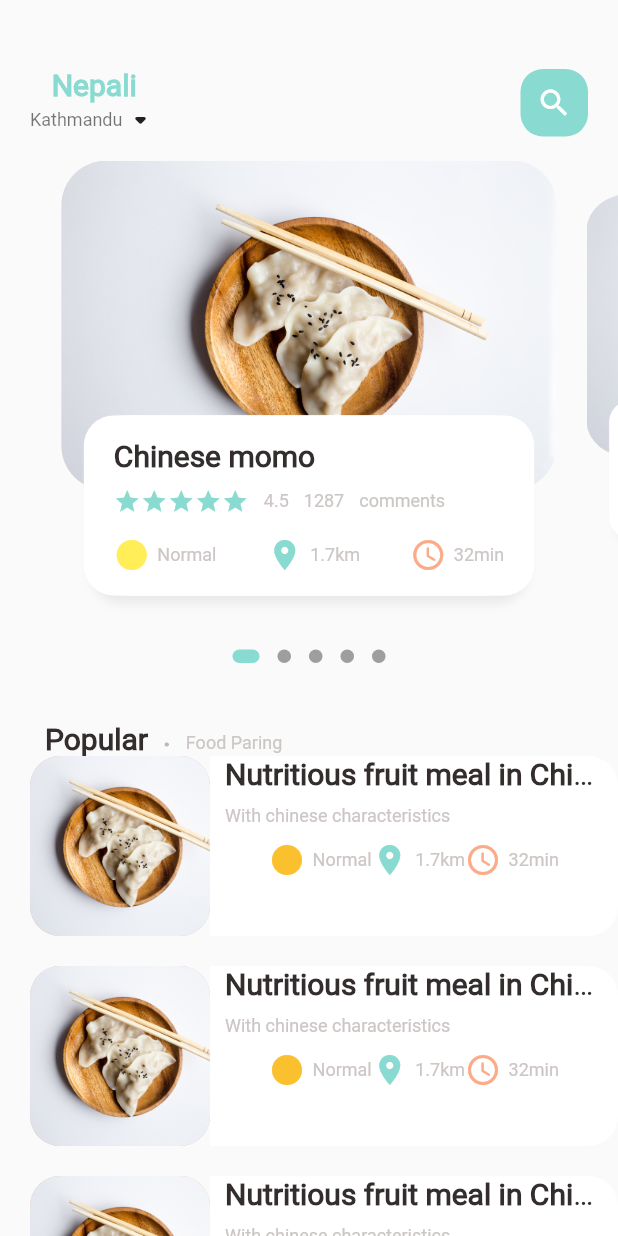
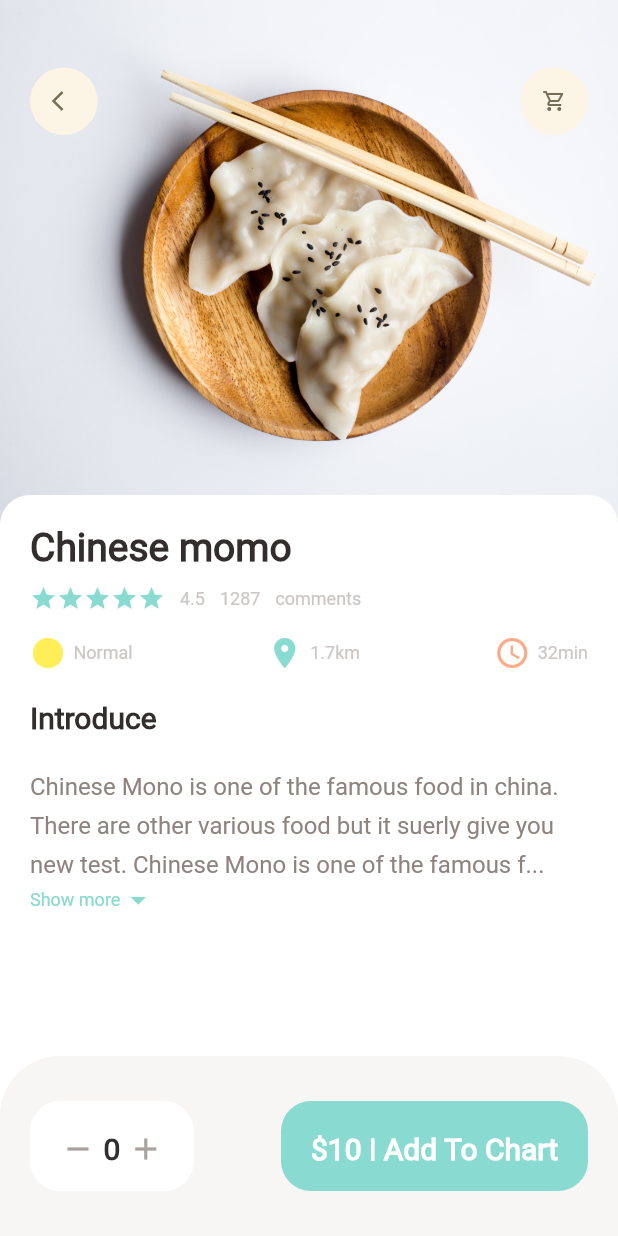
Before and after one commit to atomyongya/E-Commerse-Application, a Flutter app: the screen it shows after launch, on a phone screen of 412 x 824 dp. Run offline on Flutter 3.47's test engine with Material 2 defaults, Android fonts, the phone set to English and light mode, and no system bars; drawn by our look-alikes of dots_indicator; our stand-ins replace get.

Commit message:
Popular food  page is completed

```diff
--- a/frontend/lib/main.dart
+++ b/frontend/lib/main.dart
@@ -3,7 +3,9 @@ import "package:flutter/material.dart";
 import "package:get/get.dart";
 
 // Importing the dart file that we create
-import "./home/mainfoodpage.dart";
+// import "../pages/home/mainfoodpage.dart";
+import 'package:frontend/pages/food/popular_food_detail.dart';
+
 
 // Creating main() function from where compilation start.
 void main() {
@@ -23,7 +25,7 @@ class _FoodApplication extends State<FoodApplication> {
     return const GetMaterialApp(
       debugShowCheckedModeBanner: false,
       title: "Food Application",
-      home: MainFoodPage(),
+      home: PopularFoodDetail(),
     );
   }
 }
--- /dev/null
+++ b/frontend/lib/pages/food/popular_food_detail.dart
@@ -0,0 +1,135 @@
+import "package:flutter/material.dart";
+import 'package:frontend/utils/colors.dart';
+import 'package:frontend/utils/dimensions.dart';
+import 'package:frontend/widgets/app_column.dart';
+import 'package:frontend/widgets/app_icon.dart';
+import 'package:frontend/widgets/big_text.dart';
+import 'package:frontend/widgets/expanded_text_widget.dart';
+
+class PopularFoodDetail extends StatelessWidget {
+  const PopularFoodDetail({Key? key}) : super(key: key);
+
+  @override
+  Widget build(BuildContext context) {
+    return Scaffold(
+      backgroundColor: Colors.white,
+      body: Stack(
+        children: [
+          Positioned(
+            left: 0,
+            right: 0,
+            child: Container(
+              width: double.maxFinite,
+              height: Dimensions.popularFoodImgSize,
+              decoration: const BoxDecoration(
+                image: DecorationImage(
+                  fit: BoxFit.cover,
+                  image: AssetImage(
+                    "assets/images/food1.jpg",
+                  ),
+                ),
+              ),
+            ),
+          ),
+          Positioned(
+            top: Dimensions.height45,
+            left: Dimensions.width20,
+            right: Dimensions.width20,
+            child: Row(
+                mainAxisAlignment: MainAxisAlignment.spaceBetween,
+                children: const [
+                  AppIcon(icon: Icons.arrow_back_ios),
+                  AppIcon(icon: Icons.shopping_cart_outlined),
+                ]),
+          ),
+          Positioned(
+            left: 0,
+            right: 0,
+            bottom: 0,
+            top: Dimensions.popularFoodImgSize - 20,
+            child: Container(
+              padding: EdgeInsets.only(
+                left: Dimensions.width20,
+                right: Dimensions.width20,
+                top: Dimensions.height20,
+              ),
+              decoration: BoxDecoration(
+                borderRadius: BorderRadius.only(
+                  topLeft: Radius.circular(Dimensions.radius20),
+                  topRight: Radius.circular(Dimensions.radius20),
+                ),
+                color: Colors.white,
+              ),
+              child: Column(
+                crossAxisAlignment: CrossAxisAlignment.start,
+                children: [
+                  const AppColumn(text: "Chinese momo"),
+                  SizedBox(height: Dimensions.height20),
+                  BigText(text: "Introduce"),
+                  SizedBox(height: Dimensions.height20),
+                  Expanded(child: SingleChildScrollView(child: ExpandableTextWidget(text: "Chinese Mono is one of the famous food in china. There are other various food but it suerly give you new test. Chinese Mono is one of the famous food in china. There are other various food but it suerly give you new test. Chinese Mono is one of the famous food in china. There are other various food but it suerly give you new test. Chinese Mono is one of the famous food in china. There are other various food but it suerly give you new test.Chinese Mono is one of the famous food in china. There are other various food but it suerly give you new test. Chinese Mono is one of the famous food in china. There are other various food but it suerly give you new test."))),
+                ],
+              ),
+            ),
+          ),
+        ],
+      ),
+      bottomNavigationBar: Container(
+        height: Dimensions.bottomHeightBar,
+        padding: EdgeInsets.only(
+            left: Dimensions.width20,
+            right: Dimensions.width20,
+            top: Dimensions.height30,
+            bottom: Dimensions.height30),
+        decoration: BoxDecoration(
+          color: AppColors.buttonBackgroundColor,
+          borderRadius: BorderRadius.only(
+            topLeft: Radius.circular(Dimensions.radius20 * 2),
+            topRight: Radius.circular(Dimensions.radius20 * 2),
+          ),
+        ),
+        child: Row(
+          mainAxisAlignment: MainAxisAlignment.spaceBetween,
+          children: [
+            Container(
+              padding: EdgeInsets.only(
+                  bottom: Dimensions.height20,
+                  top: Dimensions.height20,
+                  left: Dimensions.width20,
+                  right: Dimensions.width20),
+              decoration: BoxDecoration(
+                borderRadius: BorderRadius.circular(Dimensions.radius20),
+                color: Colors.white,
+              ),
+              child: Row(
+                children: [
+                  Icon(Icons.remove, color: AppColors.signcolor),
+                  SizedBox(width: Dimensions.width10 / 2),
+                  BigText(text: "0"),
+                  SizedBox(width: Dimensions.width10 / 2),
+                  Icon(Icons.add, color: AppColors.signcolor),
+                ],
+              ),
+            ),
+            Container(
+              padding: EdgeInsets.only(
+                top: Dimensions.height20,
+                bottom: Dimensions.height20,
+                left: Dimensions.width20,
+                right: Dimensions.width20,
+              ),
+              child: BigText(
+                text: "\$10 | Add To Chart",
+                color: Colors.white,
+              ),
+              decoration: BoxDecoration(
+                color: AppColors.mainColor,
+                borderRadius: BorderRadius.circular(Dimensions.radius20),
+              ),
+            ),
+          ],
+        ),
+      ),
+    );
+  }
+}
--- a/frontend/lib/home/food_page_body.dart
+++ b/frontend/lib/pages/home/food_page_body.dart
@@ -2,9 +2,10 @@ import 'package:dots_indicator/dots_indicator.dart';
 import "package:flutter/material.dart";
 import 'package:frontend/utils/colors.dart';
 import 'package:frontend/utils/dimensions.dart';
+import 'package:frontend/widgets/app_column.dart';
 import 'package:frontend/widgets/icon_and_text_widget.dart';
 import 'package:frontend/widgets/small_text.dart';
-import "../widgets/big_text.dart";
+import "../../widgets/big_text.dart";
 
 class FoodPageBody extends StatefulWidget {
   const FoodPageBody({Key? key}) : super(key: key);
@@ -246,51 +247,7 @@ class _FoodPageBody extends State<FoodPageBody> {
                     top: Dimensions.height15,
                     left: Dimensions.height15,
                     right: Dimensions.height15),
-                child: Column(
-                  crossAxisAlignment: CrossAxisAlignment.start,
-                  children: [
-                    BigText(text: "Chinese momo"),
-                    SizedBox(height: Dimensions.height10),
-                    Row(
-                      children: [
-                        Wrap(
-                          children: List.generate(
-                              5,
-                              (index) => Icon(Icons.star,
-                                  color: AppColors.mainColor, size: 18)),
-                        ),
-                        SizedBox(width: Dimensions.width10),
-                        SmallText(text: "4.5"),
-                        SizedBox(width: Dimensions.width10),
-                        SmallText(text: "1287"),
-                        SizedBox(width: Dimensions.width10),
-                        SmallText(text: "comments"),
-                      ],
-                    ),
-                    SizedBox(height: Dimensions.height15),
-                    Row(
-                        mainAxisAlignment: MainAxisAlignment.spaceBetween,
-                        children: [
-                          IconAndTextWidget(
-                            icon: Icons.circle,
-                            text: "Normal",
-                            iconColor: Colors.yellow.shade400,
-                          ),
-                          SizedBox(width: Dimensions.width10),
-                          IconAndTextWidget(
-                            icon: Icons.location_on,
-                            text: "1.7km",
-                            iconColor: AppColors.mainColor,
-                          ),
-                          SizedBox(width: Dimensions.width10),
-                          IconAndTextWidget(
-                            icon: Icons.access_time_rounded,
-                            text: "32min",
-                            iconColor: AppColors.iconColor2,
-                          ),
-                        ])
-                  ],
-                ),
+                child: const AppColumn(text: "Chinese momo",),
               ),
             ),
           ),
--- a/frontend/lib/home/mainfoodpage.dart
+++ b/frontend/lib/pages/home/mainfoodpage.dart
@@ -1,8 +1,8 @@
 import "package:flutter/material.dart";
-import 'package:frontend/home/food_page_body.dart';
+import 'package:frontend/pages/home/food_page_body.dart';
 import 'package:frontend/widgets/big_text.dart';
 import "package:frontend/widgets/small_text.dart";
-import '../utils/colors.dart';
+import '../../utils/colors.dart';
 
 // Creating MainFoodPage class.
 class MainFoodPage extends StatefulWidget {
--- a/frontend/lib/utils/dimensions.dart
+++ b/frontend/lib/utils/dimensions.dart
@@ -14,20 +14,29 @@ class Dimensions {
   static double height15 = screenHeight / (screenHeight / 15);
   static double height20 = screenHeight / (screenHeight / 20);
   static double height30 = screenHeight / (screenHeight / 30);
+  static double height45 = screenHeight / (screenHeight / 45);
 
   static double width10 = screenWidth / (screenWidth / 10);
   static double width15 = screenWidth / (screenWidth / 15);
   static double width20 = screenWidth / (screenWidth / 20);
   static double width30 = screenWidth / (screenWidth / 30);
 
+  // Font size
+  static double font16 = screenHeight / (screenHeight / 16);
   static double font20 = screenHeight / (screenHeight / 20);
+  static double font26 = screenHeight / (screenHeight / 26);
 
   // In flutter default size of icon is 24.
   static double icon24 = screenHeight / (screenHeight / 24);
+  static double icon16 = screenHeight / (screenHeight / 16);
 
   static double radius20 = screenWidth / (screenWidth / 20);
 
   //  List View size
   static double listViewImgSize = screenWidth / (screenWidth / 120);
   static double listViewTextSize = screenWidth / (screenWidth / 100);
+
+  // Popular food detail
+  static double popularFoodImgSize = screenHeight / (screenHeight / 350);
+  static double bottomHeightBar = screenHeight / (screenHeight / 120);
 }
--- /dev/null
+++ b/frontend/lib/widgets/app_column.dart
@@ -0,0 +1,61 @@
+import "package:flutter/material.dart";
+import 'package:frontend/utils/colors.dart';
+import 'package:frontend/utils/dimensions.dart';
+import 'package:frontend/widgets/big_text.dart';
+import 'package:frontend/widgets/icon_and_text_widget.dart';
+import 'package:frontend/widgets/small_text.dart';
+
+class AppColumn extends StatelessWidget {
+  final String text;
+  const AppColumn({Key? key, required this.text}) : super(key: key);
+
+  @override
+  Widget build(BuildContext context) {
+    return Column(
+      crossAxisAlignment: CrossAxisAlignment.start,
+      children: [
+        BigText(text: text, size: Dimensions.font26),
+        SizedBox(height: Dimensions.height10),
+        Row(
+          children: [
+            Wrap(
+              children: List.generate(
+                  5,
+                  (index) =>
+                      Icon(Icons.star, color: AppColors.mainColor, size: 18)),
+            ),
+            SizedBox(width: Dimensions.width10),
+            SmallText(text: "4.5"),
+            SizedBox(width: Dimensions.width10),
+            SmallText(text: "1287"),
+            SizedBox(width: Dimensions.width10),
+            SmallText(text: "comments"),
+          ],
+        ),
+        SizedBox(height: Dimensions.height15),
+        Row(
+          mainAxisAlignment: MainAxisAlignment.spaceBetween,
+          children: [
+            IconAndTextWidget(
+              icon: Icons.circle,
+              text: "Normal",
+              iconColor: Colors.yellow.shade400,
+            ),
+            SizedBox(width: Dimensions.width10),
+            IconAndTextWidget(
+              icon: Icons.location_on,
+              text: "1.7km",
+              iconColor: AppColors.mainColor,
+            ),
+            SizedBox(width: Dimensions.width10),
+            IconAndTextWidget(
+              icon: Icons.access_time_rounded,
+              text: "32min",
+              iconColor: AppColors.iconColor2,
+            ),
+          ],
+        ),
+      ],
+    );
+  }
+}
--- /dev/null
+++ b/frontend/lib/widgets/app_icon.dart
@@ -0,0 +1,34 @@
+import "package:flutter/material.dart";
+import 'package:frontend/utils/dimensions.dart';
+
+class AppIcon extends StatelessWidget{
+  final IconData icon;
+  final Color backgroundColor;
+  final Color iconColor;
+  final double size;
+
+  const AppIcon({
+    Key? key,
+    required this.icon,
+    this.backgroundColor = const Color(0xFFfcf4e4),
+    this.iconColor = const Color(0xFF756d54),
+    this.size = 45,
+  }) : super(key: key);
+
+  @override
+  Widget build(BuildContext context){
+    return Container(
+      height: size,
+      width: size,
+      decoration: BoxDecoration(
+        borderRadius: BorderRadius.circular(size/2),
+        color: backgroundColor,
+      ),
+      child: Icon(
+        icon,
+        color: iconColor,
+        size: Dimensions.icon16,
+      ),
+    );
+  }
+}
--- /dev/null
+++ b/frontend/lib/widgets/expanded_text_widget.dart
@@ -0,0 +1,60 @@
+import "package:flutter/material.dart";
+import 'package:frontend/utils/colors.dart';
+import 'package:frontend/utils/dimensions.dart';
+import 'package:frontend/widgets/small_text.dart';
+
+class ExpandableTextWidget extends StatefulWidget {
+  final String text;
+  const ExpandableTextWidget({Key? key, required this.text}) : super(key: key);
+
+  @override
+  _ExpanabledTextWidget createState() => _ExpanabledTextWidget();
+}
+
+class _ExpanabledTextWidget extends State<ExpandableTextWidget> {
+  // if you use late you must inistlized it before running code. It can be null but not empty.
+  late String firstHalf;
+  late String secondHalf;
+
+  bool hiddenText = true;
+  double textHeight = Dimensions.screenHeight / 5.63;
+  @override
+  void initState() {
+    super.initState();
+    if (widget.text.length > textHeight) {
+      firstHalf = widget.text.substring(0, textHeight.toInt());
+      secondHalf =
+          widget.text.substring(textHeight.toInt() + 1, widget.text.length);
+    } else {
+      firstHalf = widget.text;
+      secondHalf = "";
+    }
+  }
+
+  @override
+  Widget build(BuildContext context) {
+    return Container(
+      child: secondHalf.isEmpty
+          ? SmallText(color: AppColors.paraColor, size: Dimensions.font16, text: firstHalf)
+          : Column(children: [
+
+              SmallText(
+                height: 1.6, color: AppColors.paraColor, size: Dimensions.font16, text: hiddenText ? (firstHalf + "...") : (firstHalf + secondHalf),
+              ),
+              InkWell(
+                onTap: () {
+                  setState(() => hiddenText = !hiddenText);
+                },
+                child: Row(
+                  children: [
+                    SmallText(text: hiddenText? "Show more" : "Show less", color: AppColors.mainColor),
+                    // SizedBox(width: Dimensions.width10 / 2),
+                    Icon(hiddenText? Icons.arrow_drop_down : Icons.arrow_drop_up,
+                        color: AppColors.mainColor), // 4:20:09
+                  ],
+                ),
+              ),
+            ]),
+    );
+  }
+}
--- a/frontend/lib/widgets/small_text.dart
+++ b/frontend/lib/widgets/small_text.dart
@@ -1,27 +1,23 @@
 import "package:flutter/material.dart";
 
+// ignore: must_be_immutable
 class SmallText extends StatelessWidget {
   Color color;
   final String text;
   double size;
   double height;
-  TextOverflow overflow;
-
-  SmallText(
-      {Key? key,
-      required this.text,
-      this.color = const Color(0xFFccc7c5),
-      this.size = 12,
-      this.height = 1.2,
-      this.overflow = TextOverflow.ellipsis})
-      : super(key: key);
+  SmallText({
+    Key? key,
+    required this.text,
+    this.color = const Color(0xFFccc7c5),
+    this.size = 12,
+    this.height = 1.2,
+  }) : super(key: key);
 
   @override
   Widget build(BuildContext context) {
     return Text(
       text,
-      maxLines: 1,
-      overflow: overflow,
       style: TextStyle(
         color: color,
         fontFamily: "Roboto",
```
